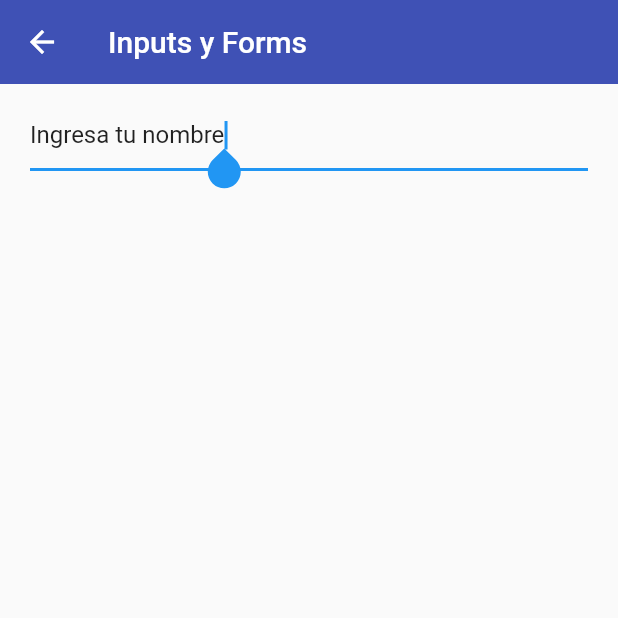
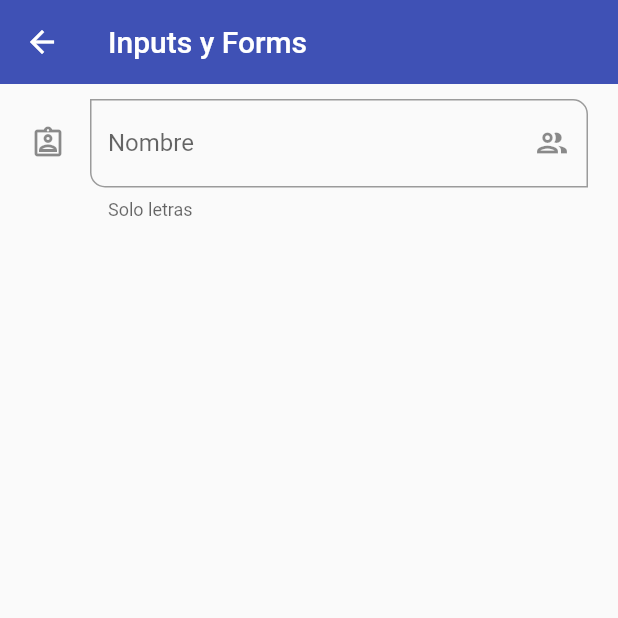
Before and after one commit to martinb28/FlutterComponents, a Flutter app: the InputsScreen screen opened by its route, on a phone screen of 412 x 824 dp, the top half of it. Run offline on Flutter 3.47's test engine with Material 2 defaults, Android fonts, the phone set to English and light mode, and no system bars; missing offline and left inert: dart:ffi.

Commit message:
mejora del input_screen

```diff
--- a/lib/screens/inputs_screen.dart
+++ b/lib/screens/inputs_screen.dart
@@ -16,13 +16,35 @@ class InputsScreen extends StatelessWidget {
           child: Column(
             children: [
               TextFormField(
-                autofocus: true,
-                initialValue: 'Ingresa tu nombre',
+                autofocus: false,
+                initialValue: '',
                 textCapitalization: TextCapitalization.words,
                 onChanged: (value) {
                   print('value $value');
                 },
-
+                validator: (value){
+                  if (value == null) return 'Este campo es requerido';
+                  return value.length < 3 ? 'Minimo de 3 letras': null;
+                },
+                autovalidateMode: AutovalidateMode.onUserInteraction,
+                decoration: const InputDecoration(
+                  hintText: 'Nombre del usuario',
+                  labelText: 'Nombre',
+                  helperText: 'Solo letras',
+                  suffixIcon: Icon(Icons.group_outlined),
+                  icon: Icon(Icons.assignment_ind_outlined),
+                  focusedBorder: OutlineInputBorder(
+                    borderSide: BorderSide(
+                      color: Colors.green
+                    ),
+                  ),
+                  border: OutlineInputBorder(
+                    borderRadius: BorderRadius.only(
+                      bottomLeft: Radius.circular(10),
+                      topRight: Radius.circular(10),
+                      )
+                    )
+                ),
               )
             ],
           ),
```
